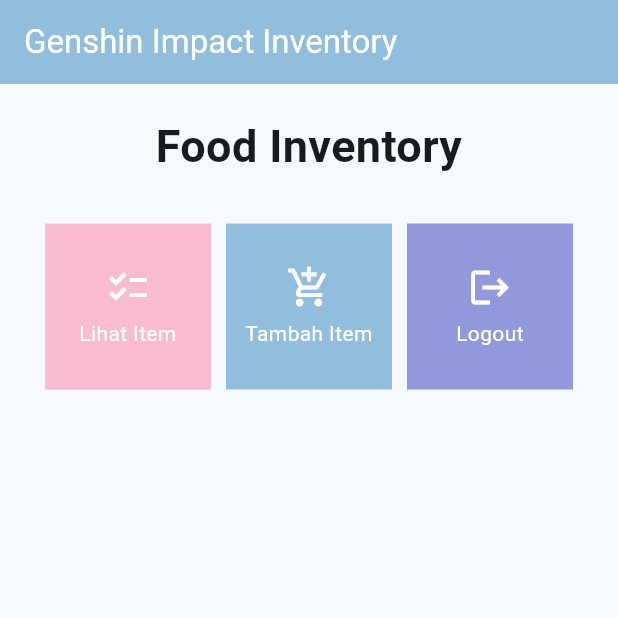
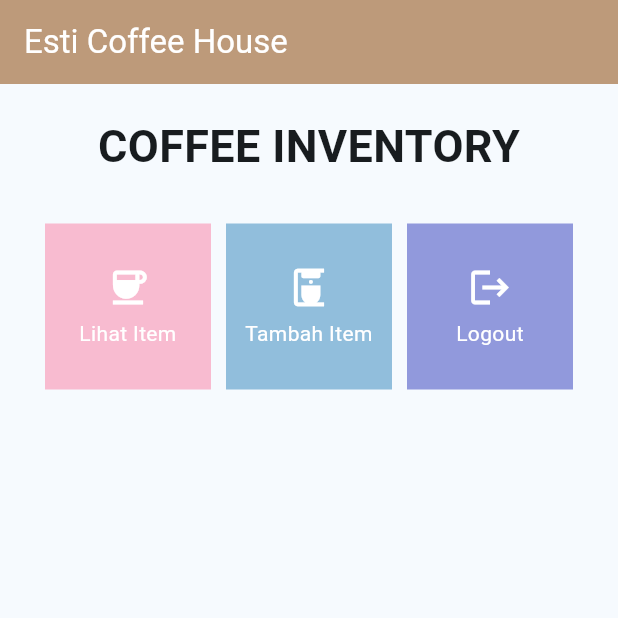
Before and after one commit to AzkaNydiaEsti/food_inventory_mobile, a Flutter app: the screen it shows after launch, on a phone screen of 412 x 824 dp, the top half of it. Run offline on Flutter 3.47's test engine with Material 2 defaults, Android fonts, the phone set to English and light mode, and no system bars.

Commit message:
Selesai Tugas 7

```diff
--- a/lib/menu.dart
+++ b/lib/menu.dart
@@ -5,8 +5,8 @@
     MyHomePage({Key? key}) : super(key: key);
 
     final List<InventoryItem> items = [
-    InventoryItem("Lihat Item", Icons.checklist, const Color.fromRGBO(248, 187, 208, 1)),
-    InventoryItem("Tambah Item", Icons.add_shopping_cart, const Color.fromARGB(255, 145,190,220)),
+    InventoryItem("Lihat Item", Icons.coffee, const Color.fromRGBO(248, 187, 208, 1)),
+    InventoryItem("Tambah Item", Icons.coffee_maker, const Color.fromARGB(255, 145,190,220)),
     InventoryItem("Logout", Icons.logout, const Color.fromARGB(255, 145,153,220)),
     ];
 
@@ -15,9 +15,9 @@
         return Scaffold(
       appBar: AppBar(
         title: const Text(
-          'Genshin Impact Inventory',
+          'Esti Coffee House',
         ),
-        backgroundColor:  const Color.fromARGB(255, 145,190,220),
+        backgroundColor:  Color.fromARGB(255, 189, 154, 122),
         foregroundColor: Colors.white,
       ),
       body: SingleChildScrollView(
@@ -31,7 +31,7 @@
                 padding: EdgeInsets.only(top: 10.0, bottom: 10.0),
                 // Widget Text untuk menampilkan tulisan dengan alignment center dan style yang sesuai
                 child: Text(
-                  'Food Inventory', // Text yang menandakan toko
+                  'COFFEE INVENTORY', // Text yang menandakan toko
                   textAlign: TextAlign.center,
                   style: TextStyle(
                     fontSize: 30,
```
Also changed, not shown: 1 other file.
